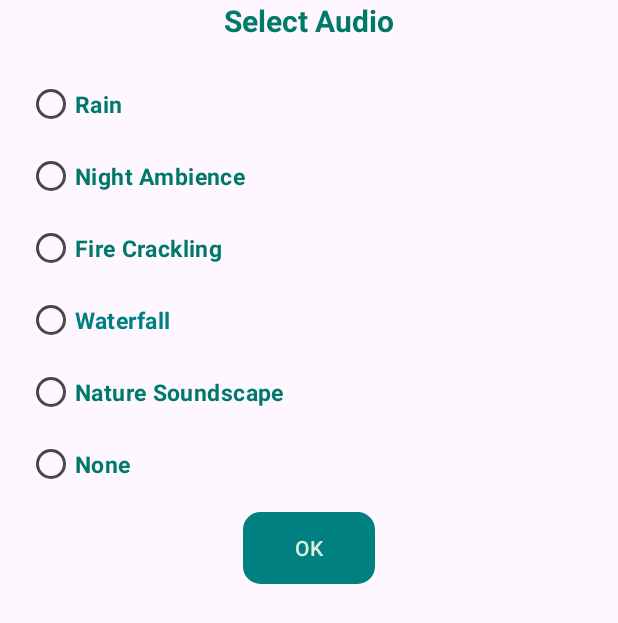
After one commit to Srushti-0508/Work-and-Wellbeing-Android-Mobile-Application, an Android app: the layout audio_bottomsheet.xml on its own in the app's theme, with its tools: preview values and no code run, on a phone screen of 412 x 824 dp. The commit adds this screen. Shown: the top 623 px of the screen. Run offline under Robolectric (Android 15) with nearby library versions, the phone set to English and light mode, and no system bars.

Commit message:
Pomodoro with audios

```diff
--- a/app/src/main/java/com/example/cwkapp/Dashboard.java
+++ b/app/src/main/java/com/example/cwkapp/Dashboard.java
@@ -1,6 +1,7 @@
 package com.example.cwkapp;
 
 import android.content.Intent;
+import android.content.res.ColorStateList;
 import android.os.Bundle;
 import android.view.Menu;
 import android.view.MenuItem;
@@ -10,6 +11,7 @@ import androidx.activity.EdgeToEdge;
 import androidx.annotation.NonNull;
 import androidx.appcompat.app.AppCompatActivity;
 import androidx.appcompat.widget.Toolbar;
+import androidx.core.content.ContextCompat;
 import androidx.core.graphics.Insets;
 import androidx.core.view.ViewCompat;
 import androidx.core.view.WindowInsetsCompat;
@@ -32,13 +34,13 @@ public class Dashboard extends AppCompatActivity {
         BottomNavigationView bottomNavigationView = findViewById(R.id.BottomNavView);
         app_toolbar = findViewById(R.id.app_toolbar);
         setSupportActionBar(app_toolbar);
-        //binding?
+
         ViewCompat.setOnApplyWindowInsetsListener(findViewById(R.id.main), (v, insets) -> {
             Insets systemBars = insets.getInsets(WindowInsetsCompat.Type.systemBars());
             v.setPadding(systemBars.left, systemBars.top, systemBars.right, systemBars.bottom);
             return insets;
         });
-
+bottomNavigationView.setItemActiveIndicatorColor(ColorStateList.valueOf(ContextCompat.getColor(this, R.color.active_color)));
         bottomNavigationView.setOnItemSelectedListener(item -> {
             if(item.getItemId() == R.id.nav_home){
                 title="Dashboard";
--- /dev/null
+++ b/app/src/main/res/drawable/music.xml
@@ -0,0 +1,5 @@
+<vector xmlns:android="http://schemas.android.com/apk/res/android" android:height="24dp" android:tint="#000000" android:viewportHeight="24" android:viewportWidth="24" android:width="24dp">
+
+    <path android:fillColor="@android:color/white" android:pathData="M20,2L8,2c-1.1,0 -2,0.9 -2,2v12c0,1.1 0.9,2 2,2h12c1.1,0 2,-0.9 2,-2L22,4c0,-1.1 -0.9,-2 -2,-2zM18,7h-3v5.5c0,1.38 -1.12,2.5 -2.5,2.5S10,13.88 10,12.5s1.12,-2.5 2.5,-2.5c0.57,0 1.08,0.19 1.5,0.51L14,5h4v2zM4,6L2,6v14c0,1.1 0.9,2 2,2h14v-2L4,20L4,6z"/>
+
+</vector>
--- /dev/null
+++ b/app/src/main/res/layout/audio_bottomsheet.xml
@@ -0,0 +1,117 @@
+<?xml version="1.0" encoding="utf-8"?>
+<androidx.constraintlayout.widget.ConstraintLayout xmlns:android="http://schemas.android.com/apk/res/android"
+    xmlns:tools="http://schemas.android.com/tools"
+    android:layout_width="match_parent"
+    android:layout_height="match_parent"
+    xmlns:app="http://schemas.android.com/apk/res-auto">
+
+    <TextView
+        android:id="@+id/heading"
+        android:layout_width="wrap_content"
+        android:layout_height="wrap_content"
+        android:text="Select Audio"
+        android:textSize="20dp"
+        android:textColor="@color/heading"
+        android:textStyle="bold"
+        app:layout_constraintStart_toStartOf="parent"
+        app:layout_constraintEnd_toEndOf="parent"
+        app:layout_constraintBottom_toTopOf="@+id/audio_radiogrp"/>
+
+    <RadioGroup
+        android:id="@+id/audio_radiogrp"
+        android:padding="8dp"
+        android:layout_margin="10dp"
+
+        android:layout_width="match_parent"
+        android:layout_height="wrap_content"
+        app:layout_constraintStart_toStartOf="parent"
+        app:layout_constraintEnd_toEndOf="parent"
+        app:layout_constraintTop_toBottomOf="@+id/heading">
+
+        <RadioButton
+            android:id="@+id/rain_audio"
+            android:layout_width="match_parent"
+            android:layout_height="match_parent"
+            android:text="Rain"
+            android:textSize="15dp"
+            android:textColor="@color/heading"
+            android:textStyle="bold"
+            app:layout_constraintStart_toStartOf="parent"
+            app:layout_constraintEnd_toEndOf="parent"
+            app:layout_constraintTop_toTopOf="parent"/>
+
+        <RadioButton
+            android:id="@+id/night_audio"
+            android:layout_width="match_parent"
+            android:layout_height="match_parent"
+            android:text="Night Ambience"
+            android:textSize="15dp"
+            android:textColor="@color/heading"
+            android:textStyle="bold"
+            app:layout_constraintStart_toStartOf="parent"
+            app:layout_constraintEnd_toEndOf="parent"
+            app:layout_constraintTop_toBottomOf="@+id/rain_audio"/>
+
+        <RadioButton
+            android:id="@+id/fire_audio"
+            android:layout_width="match_parent"
+            android:layout_height="match_parent"
+            android:text="Fire Crackling"
+            android:textSize="15dp"
+            android:textColor="@color/heading"
+            android:textStyle="bold"
+            app:layout_constraintStart_toStartOf="parent"
+            app:layout_constraintEnd_toEndOf="parent"
+            app:layout_constraintTop_toTopOf="parent"/>
+
+        <RadioButton
+            android:id="@+id/waterfall_audio"
+            android:layout_width="match_parent"
+            android:layout_height="match_parent"
+            android:text="Waterfall"
+            android:textSize="15dp"
+            android:textColor="@color/button"
+            android:textStyle="bold"
+            app:layout_constraintStart_toStartOf="parent"
+            app:layout_constraintEnd_toEndOf="parent"
+            app:layout_constraintTop_toTopOf="parent"/>
+
+        <RadioButton
+            android:id="@+id/nature_audio"
+            android:layout_width="match_parent"
+            android:layout_height="match_parent"
+            android:text="Nature Soundscape"
+            android:textSize="15dp"
+            android:textColor="@color/heading"
+            android:textStyle="bold"
+            app:layout_constraintStart_toStartOf="parent"
+            app:layout_constraintEnd_toEndOf="parent"
+            app:layout_constraintTop_toTopOf="parent"/>
+
+        <RadioButton
+            android:id="@+id/no_audio"
+            android:layout_width="match_parent"
+            android:layout_height="match_parent"
+            android:text="None"
+            android:textSize="15dp"
+            android:textColor="@color/heading"
+            android:textStyle="bold"
+            app:layout_constraintStart_toStartOf="parent"
+            app:layout_constraintEnd_toEndOf="parent"
+            app:layout_constraintTop_toTopOf="parent"/>
+
+    </RadioGroup>
+
+    <Button
+        android:id="@+id/OKBtn"
+        android:layout_width="wrap_content"
+        android:layout_height="wrap_content"
+        android:text="OK"
+        android:textColor="@color/paleYellow"
+        android:background="@drawable/bg_btn"
+        app:backgroundTint="@color/button"
+        app:layout_constraintEnd_toEndOf="parent"
+        app:layout_constraintStart_toStartOf="parent"
+        app:layout_constraintTop_toBottomOf="@+id/audio_radiogrp" />
+
+</androidx.constraintlayout.widget.ConstraintLayout>
--- a/build.gradle.kts
+++ b/build.gradle.kts
@@ -1,6 +1,6 @@
 // Top-level build file where you can add configuration options common to all sub-projects/modules.
 plugins {
     alias(libs.plugins.android.application) apply false
-   //alias(libs.plugins.google.gms.google.services) apply true
+   alias(libs.plugins.google.gms.google.services) apply true
 
 }
```
Also changed, not shown: app/src/main/java/com/example/cwkapp/PomodoroFragment.java (+117 -16 lines), app/src/main/res/layout/fragment_pomodoro.xml (+18 -3 lines), 5 other files.
